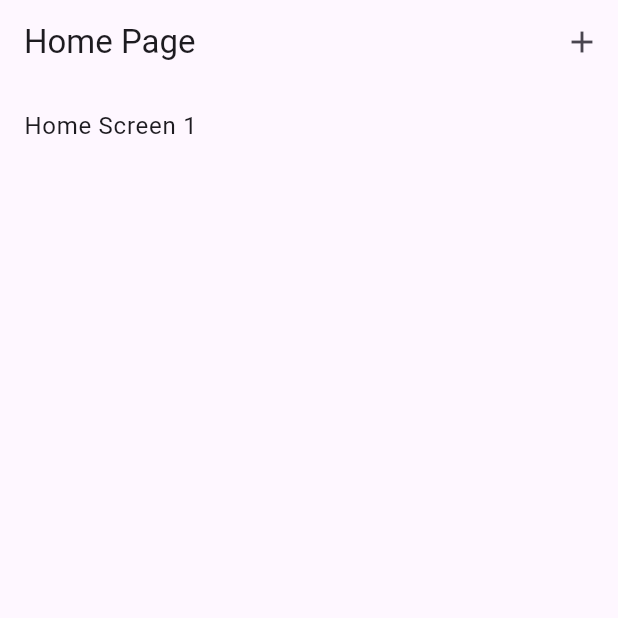
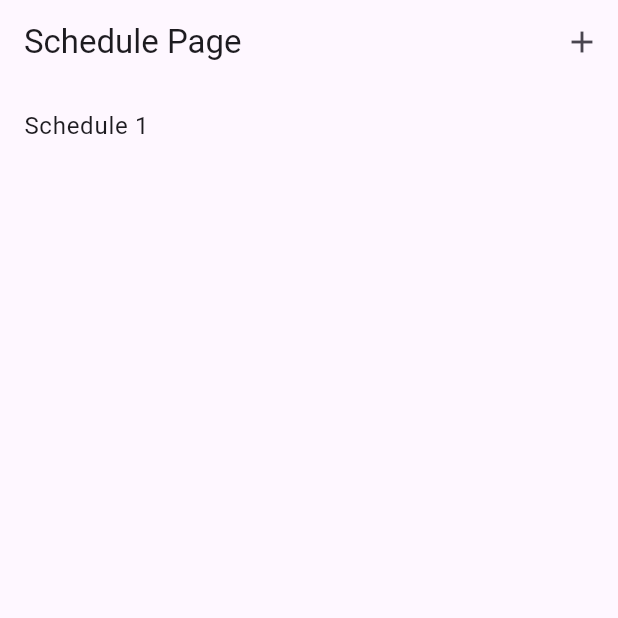
Before and after one commit to SukanyaDas2021/schedule_builder, a Flutter app: the screen it shows after launch, after a tap on the "add" icon, on a phone screen of 412 x 824 dp, the top half of it. Run offline on Flutter 3.47's test engine with Material 3 defaults, Android fonts, the phone set to English and light mode, and no system bars; our stand-ins replace image_picker.

Commit message:
changed homescreen to schedule

```diff
--- a/lib/homepage.dart
+++ b/lib/homepage.dart
@@ -1,5 +1,5 @@
 import 'package:flutter/material.dart';
-import 'package:schedule_builder/homescreen.dart';
+import 'package:schedule_builder/schedule.dart';
 
 class HomePage extends StatefulWidget {
   @override
@@ -8,19 +8,19 @@ class HomePage extends StatefulWidget {
 
 class _HomePageState extends State<HomePage> {
   //const ({super.key});
-  List<String> homeScreens = [];
+  List<String> schedules = [];
 
   @override
   Widget build(BuildContext context) {
     return Scaffold(
       appBar: AppBar(
-        title: Text('Home Page'),
+        title: Text('Schedule Page'),
         actions: [
           IconButton(
             onPressed: () {
               // Add a new HomeScreen to the list
               setState(() {
-                homeScreens.add('Home Screen ${homeScreens.length + 1}');
+                schedules.add('Schedule ${schedules.length + 1}');
               });
             },
             icon: Icon(Icons.add),
@@ -28,10 +28,10 @@ class _HomePageState extends State<HomePage> {
         ],
       ),
       body: ListView.builder(
-        itemCount: homeScreens.length,
+        itemCount: schedules.length,
         itemBuilder: (context, index) {
           return ListTile(
-            title: Text(homeScreens[index]),
+            title: Text(schedules[index]),
             onTap: () {
               Navigator.pushNamed(context, '/home');
             },
--- a/lib/homepageold.dart
+++ b/lib/homepageold.dart
@@ -1,5 +1,5 @@
 import 'package:flutter/material.dart';
-import 'package:schedule_builder/homescreen.dart';
+import 'package:schedule_builder/schedule.dart';
 /*
 class HomePage extends StatefulWidget {
   @override
--- a/lib/main.dart
+++ b/lib/main.dart
@@ -1,5 +1,5 @@
 import 'package:flutter/material.dart';
-import 'package:schedule_builder/homescreen.dart';
+import 'package:schedule_builder/schedule.dart';
 import 'package:schedule_builder/homepage.dart';
 
 void main() {
@@ -11,7 +11,7 @@
   @override
   Widget build(BuildContext context) {
     return MaterialApp(
-      home: HomeScreen(),
+      home: Schedule(),
       debugShowCheckedModeBanner: false,
     );
   }
@@ -26,11 +26,11 @@
       initialRoute: '/',
       routes: {
         '/': (context) => HomePage(),
-        '/home': (context) => HomeScreen(),
+        '/home': (context) => Schedule(),
       },
       onGenerateRoute: (settings) {
         if (settings.name == '/home') {
-          return MaterialPageRoute(builder: (context) => HomeScreen());
+          return MaterialPageRoute(builder: (context) => Schedule());
         }
         return null;
       },
--- a/lib/homescreen.dart
+++ b/lib/schedule.dart
@@ -6,12 +6,12 @@ import 'package:schedule_builder/task.dart';
 import 'package:image_picker/image_picker.dart';
 import 'dart:io';
 
-class HomeScreen extends StatefulWidget {
+class Schedule extends StatefulWidget {
   @override
-  _HomeScreenState createState() => _HomeScreenState();
+  _ScheduleState createState() => _ScheduleState();
 }
 
-class _HomeScreenState extends State<HomeScreen> {
+class _ScheduleState extends State<Schedule> {
   String _appBarImagePath = '';
   List<Task> tasks = [];
   bool _addingTasks = true;
```
